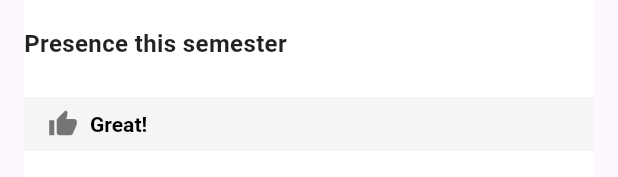
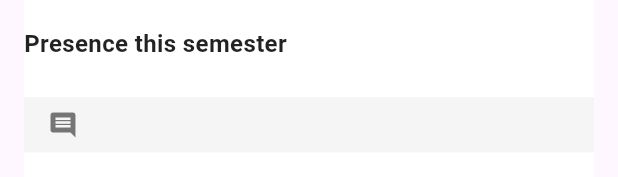
Before and after one commit to iq-bal/Class-Mate-App, a Flutter app: the AttendanceSummary widget shown alone on an empty page, opened directly with empty values, on a phone screen of 412 x 824 dp. Shown: the part 314-491 px from the top of the screen. Run offline on Flutter 3.47's test engine with Material 3 defaults, Android fonts, the phone set to English and light mode, and no system bars; our stand-ins replace dio, file_picker, flutter_local_notifications, flutter_secure_storage; missing offline and left inert: dart:ffi; accounts and stored records are empty; network calls fail; Roboto replaces fonts that are missing (Arial, Georgia).

Commit message:
dynamic feedback for attendance

```diff
--- a/lib/views/class_details_student/widgets/attendance_summary.dart
+++ b/lib/views/class_details_student/widgets/attendance_summary.dart
@@ -165,6 +165,7 @@ class AttendanceSummary extends StatelessWidget {
           const SizedBox(height: 16),
 
           // Feedback section
+
           Container(
             width: double.infinity,
             padding: const EdgeInsets.symmetric(vertical: 8, horizontal: 16),
@@ -172,30 +173,58 @@ class AttendanceSummary extends StatelessWidget {
             child: Row(
               crossAxisAlignment: CrossAxisAlignment.center,
               children: [
-                Icon(Icons.thumb_up, color: Colors.grey.shade600, size: 20),
+                Icon(Icons.comment, color: Colors.grey.shade600, size: 20),
                 const SizedBox(width: 8),
-                RichText(
-                  text: TextSpan(
-                    text: 'Great! ',
+                Expanded(
+                  child: Text(
+                    feedbackText,
                     style: const TextStyle(
                       fontSize: 14,
-                      fontWeight: FontWeight.bold,
+                      fontWeight: FontWeight.normal,
                       color: Colors.black,
                     ),
-                    children: [
-                      TextSpan(
-                        text: feedbackText,
-                        style: const TextStyle(
-                          fontWeight: FontWeight.normal,
-                          color: Colors.grey,
-                        ),
-                      ),
-                    ],
+                    softWrap: true, // Ensures text wraps to the next line
+                    maxLines: 2, // Optional: Restricts to a maximum of two lines
+                    overflow: TextOverflow.ellipsis, // Optional: Adds ellipsis if text exceeds max lines
                   ),
                 ),
               ],
             ),
-          ),
+          )
+
+
+
+          // Container(
+          //   width: double.infinity,
+          //   padding: const EdgeInsets.symmetric(vertical: 8, horizontal: 16),
+          //   color: Colors.grey.shade100,
+          //   child: Row(
+          //     crossAxisAlignment: CrossAxisAlignment.center,
+          //     children: [
+          //       Icon(Icons.thumb_up, color: Colors.grey.shade600, size: 20),
+          //       const SizedBox(width: 8),
+          //       RichText(
+          //         text: TextSpan(
+          //           text: 'Great! ',
+          //           style: const TextStyle(
+          //             fontSize: 14,
+          //             fontWeight: FontWeight.bold,
+          //             color: Colors.black,
+          //           ),
+          //           children: [
+          //             TextSpan(
+          //               text: feedbackText,
+          //               style: const TextStyle(
+          //                 fontWeight: FontWeight.normal,
+          //                 color: Colors.grey,
+          //               ),
+          //             ),
+          //           ],
+          //         ),
+          //       ),
+          //     ],
+          //   ),
+          // ),
         ],
       ),
     );
```
Also changed, not shown: lib/core/helper_function.dart (+14 -0 lines), lib/views/class_details_student/class_details_student_view.dart (+9 -12 lines).
